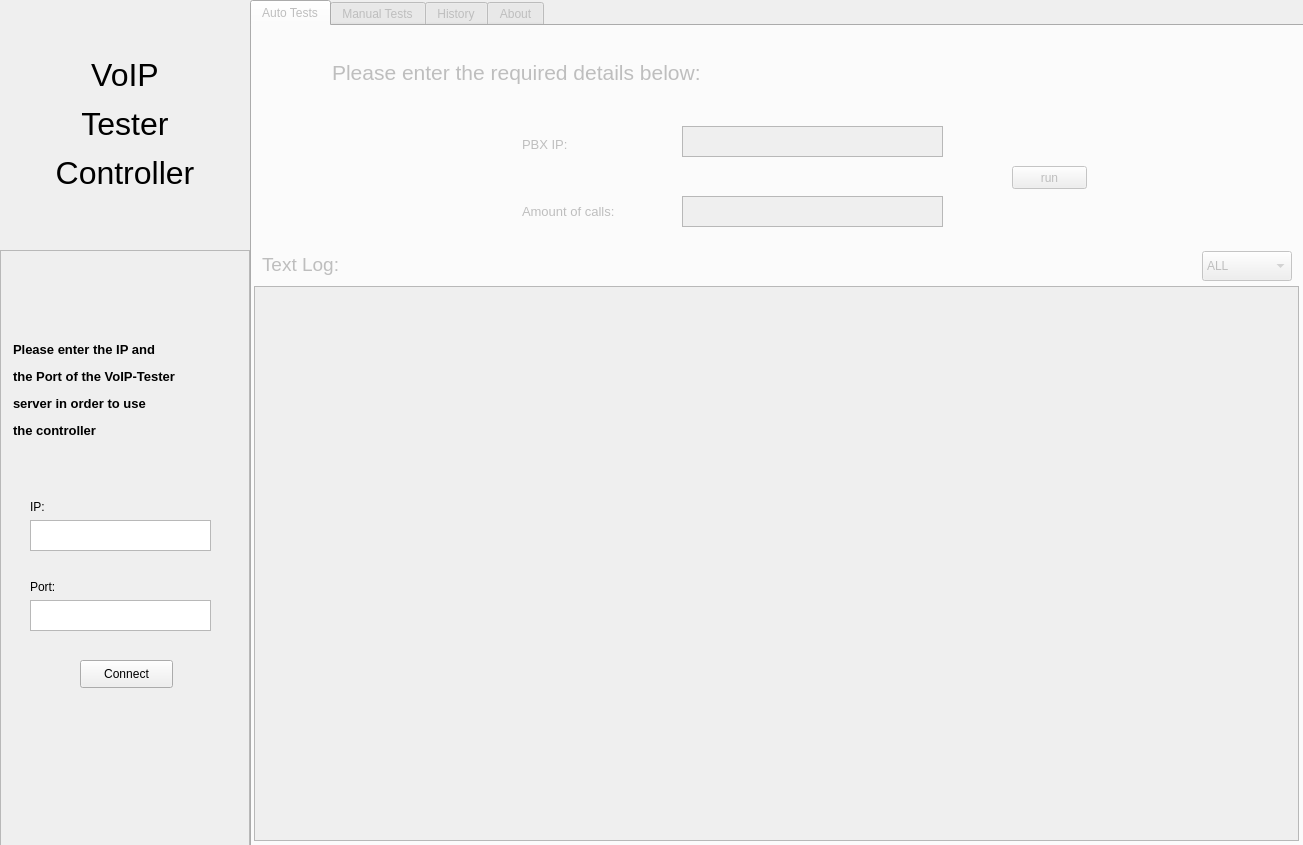
Qt form MainWindow.ui (amitleiba/VoIP-Tester-Client-Cpp) before a commit.
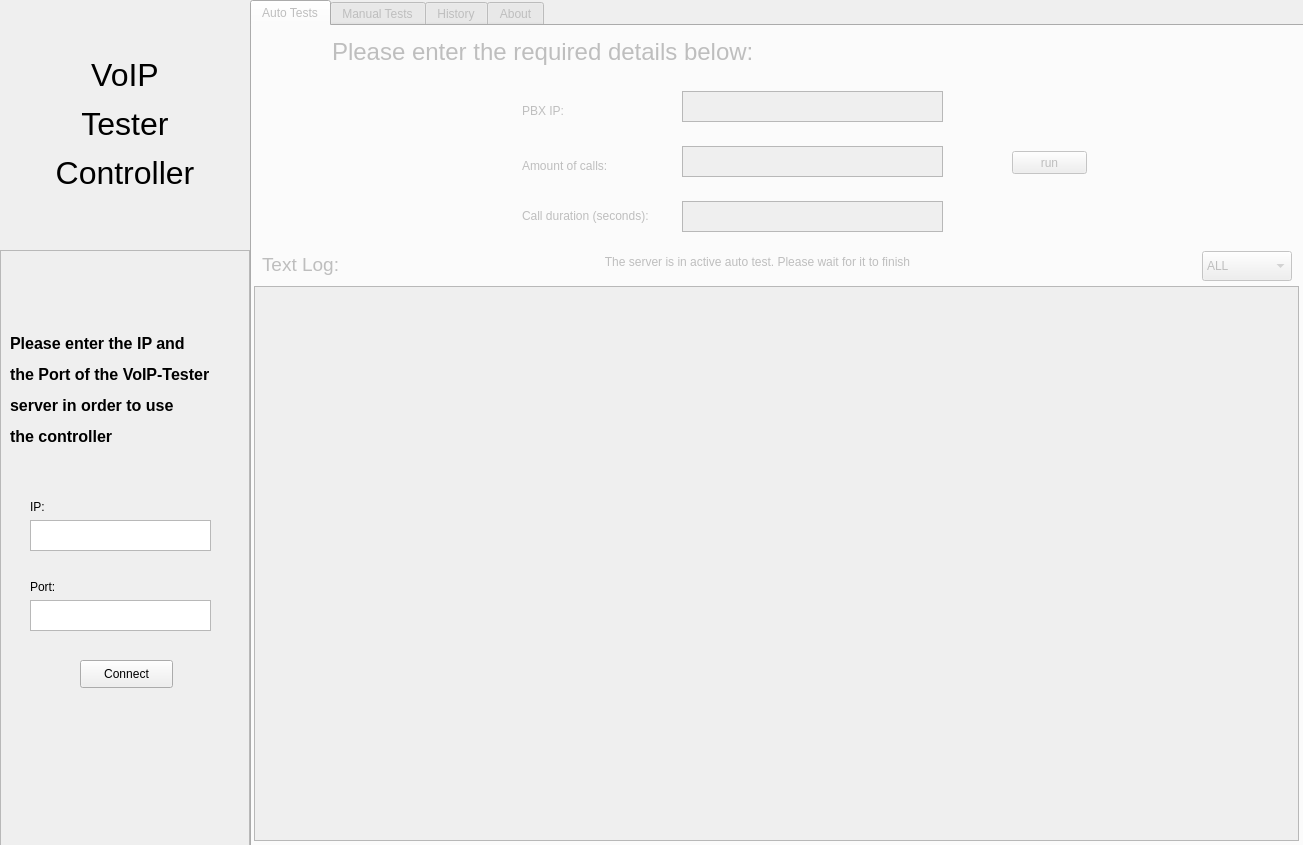
The same form after that commit.

What changed in the file:
```diff
--- a/MainWindow.ui
+++ b/MainWindow.ui
@@ -37,20 +37,20 @@
       <property name="geometry">
        <rect>
         <x>80</x>
-        <y>30</y>
+        <y>10</y>
         <width>475</width>
         <height>33</height>
        </rect>
       </property>
       <property name="text">
-       <string>&lt;html&gt;&lt;head/&gt;&lt;body&gt;&lt;p&gt;&lt;span style=&quot; font-size:16pt;&quot;&gt;Please enter the required details below:&lt;/span&gt;&lt;/p&gt;&lt;/body&gt;&lt;/html&gt;</string>
+       <string>&lt;html&gt;&lt;head/&gt;&lt;body&gt;&lt;p&gt;&lt;span style=&quot; font-size:18pt;&quot;&gt;Please enter the required details below:&lt;/span&gt;&lt;/p&gt;&lt;/body&gt;&lt;/html&gt;</string>
       </property>
      </widget>
      <widget class="QTextEdit" name="auto_tests_pbx_ip_edit_text">
       <property name="geometry">
        <rect>
         <x>430</x>
-        <y>100</y>
+        <y>65</y>
         <width>261</width>
         <height>31</height>
        </rect>
@@ -60,7 +60,7 @@
       <property name="geometry">
        <rect>
         <x>430</x>
-        <y>170</y>
+        <y>120</y>
         <width>261</width>
         <height>31</height>
        </rect>
@@ -70,7 +70,7 @@
       <property name="geometry">
        <rect>
         <x>760</x>
-        <y>140</y>
+        <y>125</y>
         <width>75</width>
         <height>23</height>
        </rect>
@@ -83,26 +83,26 @@
       <property name="geometry">
        <rect>
         <x>270</x>
-        <y>103</y>
+        <y>70</y>
         <width>61</width>
         <height>31</height>
        </rect>
       </property>
       <property name="text">
-       <string>&lt;html&gt;&lt;head/&gt;&lt;body&gt;&lt;p&gt;&lt;span style=&quot; font-size:10pt;&quot;&gt;PBX IP:&lt;/span&gt;&lt;/p&gt;&lt;/body&gt;&lt;/html&gt;</string>
+       <string>&lt;html&gt;&lt;head/&gt;&lt;body&gt;&lt;p&gt;PBX IP:&lt;/p&gt;&lt;/body&gt;&lt;/html&gt;</string>
       </property>
      </widget>
      <widget class="QLabel" name="auto_tests_amout_label">
       <property name="geometry">
        <rect>
         <x>270</x>
-        <y>175</y>
+        <y>125</y>
         <width>125</width>
-        <height>21</height>
+        <height>31</height>
        </rect>
       </property>
       <property name="text">
-       <string>&lt;html&gt;&lt;head/&gt;&lt;body&gt;&lt;p&gt;&lt;span style=&quot; font-size:10pt;&quot;&gt;Amount of calls:&lt;/span&gt;&lt;/p&gt;&lt;/body&gt;&lt;/html&gt;</string>
+       <string>&lt;html&gt;&lt;head/&gt;&lt;body&gt;&lt;p&gt;Amount of calls:&lt;/p&gt;&lt;/body&gt;&lt;/html&gt;</string>
       </property>
      </widget>
      <widget class="QTextBrowser" name="auto_tests_log_text_browser">
@@ -173,6 +173,45 @@
        </property>
       </item>
      </widget>
+     <widget class="QLabel" name="auto_tests_loaderLabel">
+      <property name="geometry">
+       <rect>
+        <x>300</x>
+        <y>220</y>
+        <width>411</width>
+        <height>31</height>
+       </rect>
+      </property>
+      <property name="text">
+       <string>The server is in active auto test. Please wait for it to finish</string>
+      </property>
+      <property name="alignment">
+       <set>Qt::AlignCenter</set>
+      </property>
+     </widget>
+     <widget class="QLabel" name="auto_tests_duration_label">
+      <property name="geometry">
+       <rect>
+        <x>270</x>
+        <y>175</y>
+        <width>161</width>
+        <height>31</height>
+       </rect>
+      </property>
+      <property name="text">
+       <string>&lt;html&gt;&lt;head/&gt;&lt;body&gt;&lt;p&gt;Call duration (seconds):&lt;/p&gt;&lt;/body&gt;&lt;/html&gt;</string>
+      </property>
+     </widget>
+     <widget class="QTextEdit" name="auto_tests_duration_edit_text">
+      <property name="geometry">
+       <rect>
+        <x>430</x>
+        <y>175</y>
+        <width>261</width>
+        <height>31</height>
+       </rect>
+      </property>
+     </widget>
     </widget>
     <widget class="QWidget" name="Manual_Tests">
      <attribute name="title">
@@ -1147,14 +1186,14 @@
     <widget class="QLabel" name="connect_frame_text_label">
      <property name="geometry">
       <rect>
-       <x>13</x>
+       <x>10</x>
        <y>80</y>
-       <width>231</width>
+       <width>221</width>
        <height>121</height>
       </rect>
      </property>
      <property name="text">
-      <string>&lt;html&gt;&lt;head/&gt;&lt;body&gt;&lt;p align=&quot;justify&quot;&gt;&lt;span style=&quot; font-size:10pt; font-weight:600;&quot;&gt;Please enter the IP and&lt;/span&gt;&lt;/p&gt;&lt;p align=&quot;justify&quot;&gt;&lt;span style=&quot; font-size:10pt; font-weight:600;&quot;&gt;the Port of the VoIP-Tester&lt;/span&gt;&lt;/p&gt;&lt;p align=&quot;justify&quot;&gt;&lt;span style=&quot; font-size:10pt; font-weight:600;&quot;&gt;server in order to use &lt;/span&gt;&lt;/p&gt;&lt;p align=&quot;justify&quot;&gt;&lt;span style=&quot; font-size:10pt; font-weight:600;&quot;&gt;the controller&lt;/span&gt;&lt;/p&gt;&lt;/body&gt;&lt;/html&gt;</string>
+      <string>&lt;html&gt;&lt;head/&gt;&lt;body&gt;&lt;p align=&quot;justify&quot;&gt;&lt;span style=&quot; font-size:12pt; font-weight:600;&quot;&gt;Please enter the IP and&lt;/span&gt;&lt;/p&gt;&lt;p align=&quot;justify&quot;&gt;&lt;span style=&quot; font-size:12pt; font-weight:600;&quot;&gt;the Port of the VoIP-Tester&lt;/span&gt;&lt;/p&gt;&lt;p align=&quot;justify&quot;&gt;&lt;span style=&quot; font-size:12pt; font-weight:600;&quot;&gt;server in order to use &lt;/span&gt;&lt;/p&gt;&lt;p align=&quot;justify&quot;&gt;&lt;span style=&quot; font-size:12pt; font-weight:600;&quot;&gt;the controller&lt;/span&gt;&lt;/p&gt;&lt;/body&gt;&lt;/html&gt;</string>
      </property>
     </widget>
     <widget class="QLabel" name="connect_frame_ip_label">
```
